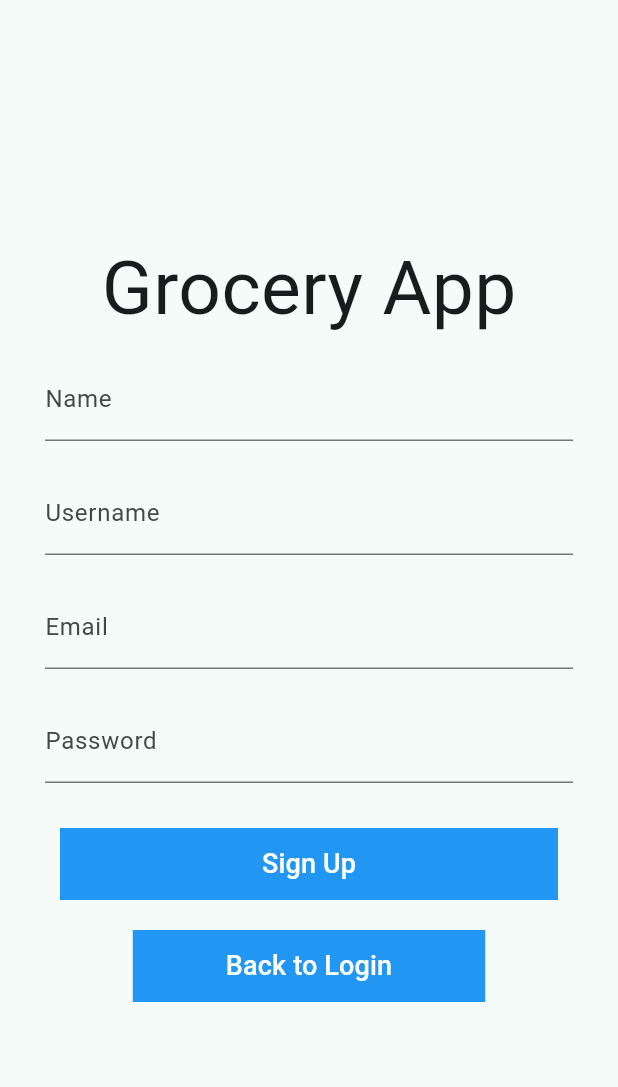
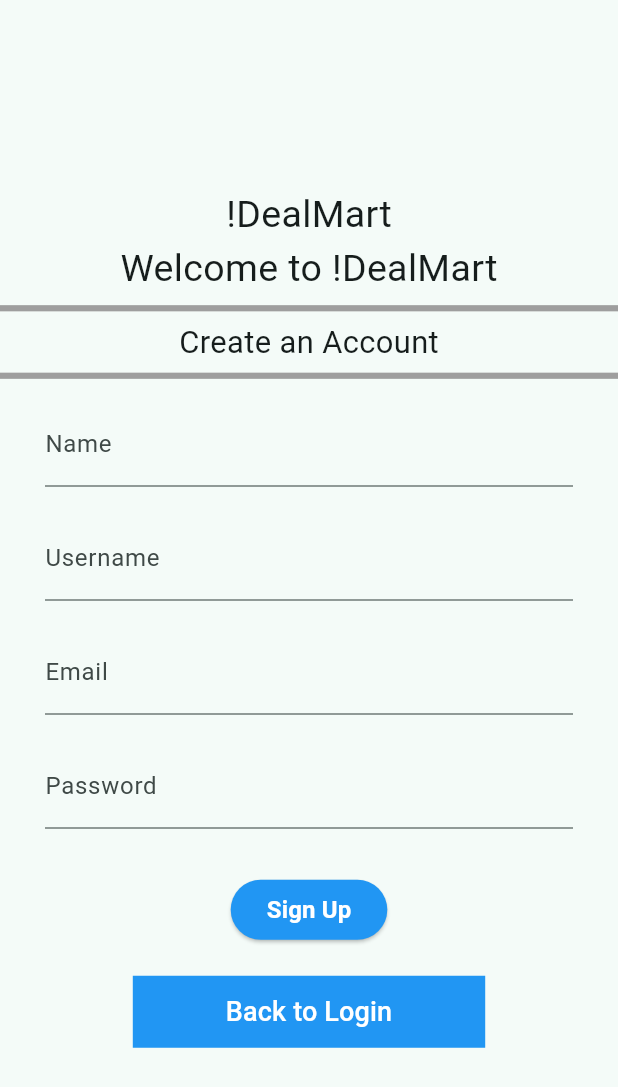
Before and after one commit to Sourish2003/grocery_app, a Flutter app: the SignupScreen screen opened by its route, on a phone screen of 412 x 824 dp. Shown: the top 1087 px of the screen. Run offline on Flutter 3.47's test engine with Material 3 defaults, Android fonts, the phone set to English and light mode, and no system bars; network calls fail; Roboto replaces fonts that are missing (Billabong).

Commit message:
Made some UI changes
Made some UI changes, changed default flutter laucher icon to company icon, changed default app name to !DealMart

```diff
--- a/lib/screens/signup_screen.dart
+++ b/lib/screens/signup_screen.dart
@@ -32,12 +32,44 @@ class _SignupScreenState extends State<SignupScreen> {
             crossAxisAlignment: CrossAxisAlignment.center,
             children: <Widget>[
               const Text(
-                'Grocery App',
+                '!DealMart',
                 style: TextStyle(
                   fontFamily: 'Billabong',
-                  fontSize: 50.0,
+                  fontSize: 25.0,
                 ),
               ),
+
+              const Text(
+                'Welcome to !DealMart',
+                style: TextStyle(
+                  fontFamily: 'Billabong',
+                  fontSize: 25.0,
+                ),
+              ),
+
+
+
+              Column(
+                children: [
+                  Divider(
+                    color: Colors.grey,
+                    thickness: MediaQuery.of(context).size.width / 100, // Adjust thickness based on screen width
+                  ),
+                  Text(
+                    'Create an Account',
+                    style: TextStyle(
+                      fontSize: MediaQuery.of(context).size.width / 20, // Adjust font size based on screen width
+                    ),
+                  ),
+                  Divider(
+                    color: Colors.grey,
+                    thickness: MediaQuery.of(context).size.width / 100, // Adjust thickness based on screen width
+                  ),
+                ],
+              ),
+
+
+
               Form(
                 key: _formKey,
                 child: Column(
@@ -63,7 +95,7 @@ class _SignupScreenState extends State<SignupScreen> {
                       ),
                       child: TextFormField(
                         decoration:
-                            const InputDecoration(labelText: 'Username'),
+                        const InputDecoration(labelText: 'Username'),
                         validator: (input) => input!.trim().isEmpty
                             ? 'Please enter a valid username'
                             : null,
@@ -90,7 +122,7 @@ class _SignupScreenState extends State<SignupScreen> {
                       ),
                       child: TextFormField(
                         decoration:
-                            const InputDecoration(labelText: 'Password'),
+                        const InputDecoration(labelText: 'Password'),
                         validator: (input) => input!.length < 6
                             ? 'Must be at least 6 characters'
                             : null,
@@ -104,25 +136,9 @@ class _SignupScreenState extends State<SignupScreen> {
                         left: 40,
                         right: 40,
                       ),
-                      child: Container(
-                        width: double.infinity,
-                        color: Colors.blue,
-                        child: _isLoading
-                            ? const Center(
-                                child: CircularProgressIndicator(
-                                  color: Colors.white,
-                                ),
-                              )
-                            : TextButton(
-                                onPressed: () => _signUpUser(),
-                                child: const Text(
-                                  'Sign Up',
-                                  style: TextStyle(
-                                    color: Colors.white,
-                                    fontSize: 18.0,
-                                  ),
-                                ),
-                              ),
+                      child: ResponsiveButton(
+                        text: 'Sign Up',
+                        onPressed: () => _signUpUser(),
                       ),
                     ),
                     const SizedBox(height: 20.0),
@@ -179,3 +195,47 @@ class _SignupScreenState extends State<SignupScreen> {
     }
   }
 }
+
+class ResponsiveButton extends StatelessWidget {
+  final String text;
+  final VoidCallback? onPressed;
+
+  const ResponsiveButton({
+    required this.text,
+    this.onPressed,
+  });
+
+  @override
+  Widget build(BuildContext context) {
+    return Column(
+      children: [
+        Container(
+          padding: const EdgeInsets.symmetric(horizontal: 16.0),
+          child: Row(
+            mainAxisAlignment: MainAxisAlignment.center,
+            children: [
+              Flexible(
+                child: ElevatedButton(
+                  onPressed: onPressed,
+                  style: ElevatedButton.styleFrom(
+                    foregroundColor: Colors.white, backgroundColor: Colors.blue,
+                    shape: RoundedRectangleBorder(
+                      borderRadius: BorderRadius.circular(20.0),
+                    ),
+                  ),
+                  child: Text(
+                    text,
+                    style: const TextStyle(
+                      fontSize: 16.0,
+                      fontWeight: FontWeight.bold,
+                    ),
+                  ),
+                ),
+              ),
+            ],
+          ),
+        ),
+      ],
+    );
+  }
+}
```
Also changed, not shown: lib/models/timed_autochanged_welcomescreen.dart (+119 -29 lines), lib/screens/login_screen.dart (+51 -26 lines), lib/screens/test.dart (added, +72 -0 lines), pubspec.yaml (+8 -0 lines), lib/assets/icon.jpg (added), lib/assets/login_background.jpg (added), pubspec.lock, 31 other files.
